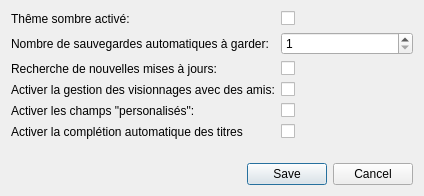
Old version of the form src/ui/dialogs/settings.ui in the repository seigneurfuo/MyAnimeManager3.
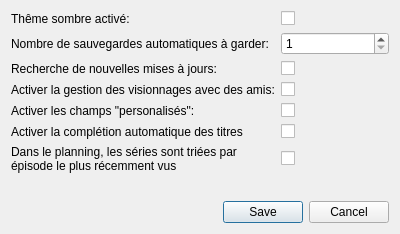
New version of the form. Icons and pictures are not drawn.

Commit message: Ajout d'un option (activée par défaut) qui tri les séries dans la liste des épisodes à voir. On affiche en premier les séries dont les derniers épisodes ont étés vus récemment.

Patch:
```diff
--- a/src/ui/dialogs/settings.ui
+++ b/src/ui/dialogs/settings.ui
@@ -9,8 +9,8 @@
    <rect>
     <x>0</x>
     <y>0</y>
-    <width>424</width>
-    <height>196</height>
+    <width>400</width>
+    <height>234</height>
    </rect>
   </property>
   <property name="windowTitle">
@@ -110,6 +110,21 @@
        </property>
       </widget>
      </item>
+     <item row="6" column="0">
+      <widget class="QLabel" name="label_7">
+       <property name="text">
+        <string>Dans le planning, les séries sont triées par
+épisode le plus récemment vus</string>
+       </property>
+      </widget>
+     </item>
+     <item row="6" column="1">
+      <widget class="QCheckBox" name="checkBox_6">
+       <property name="text">
+        <string/>
+       </property>
+      </widget>
+     </item>
     </layout>
    </item>
    <item>
```
Left out of the diff: 56 changed lines with no effect on the pictures. The commit also changes 3 other files.
